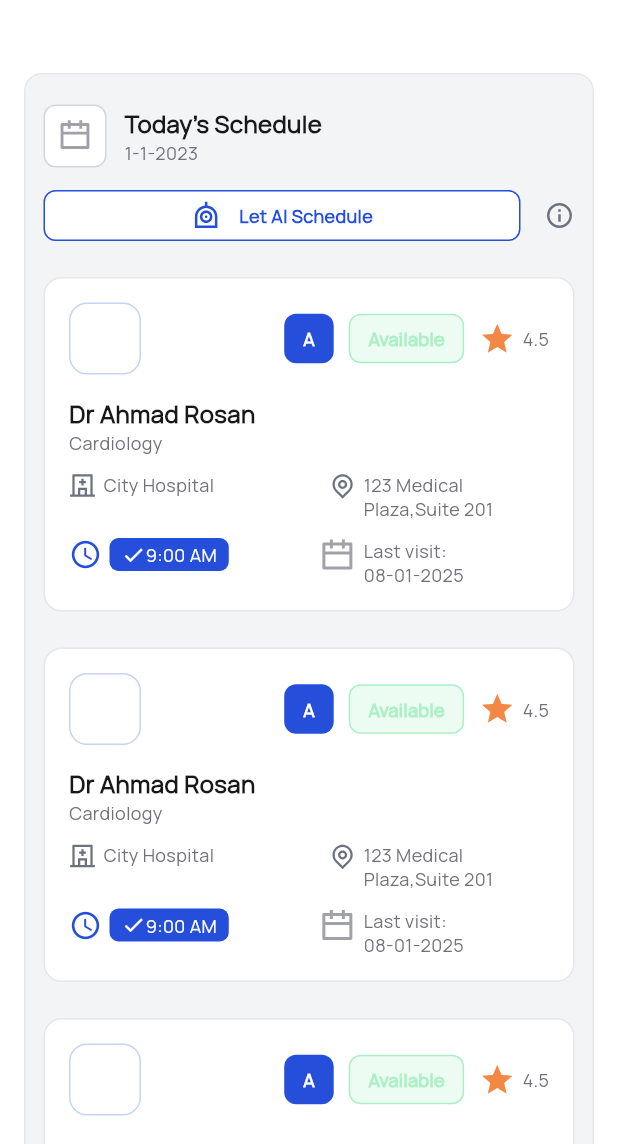
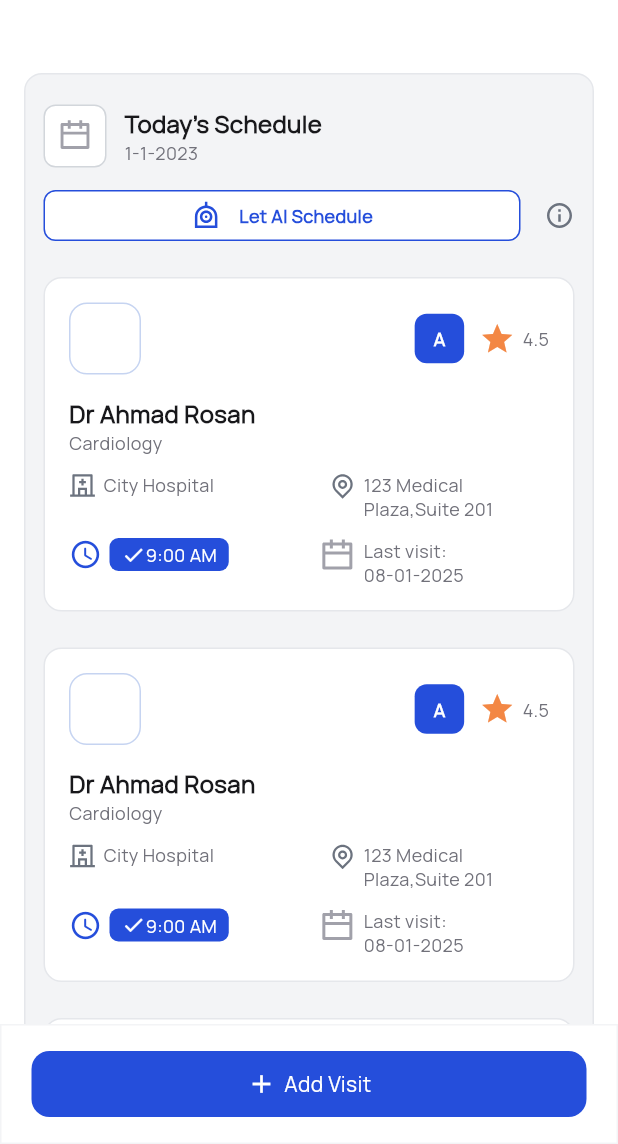
Before and after one commit to omaralitk/rep_visit, a Flutter app: the SchedulePage screen opened directly, on a phone screen of 412 x 824 dp, the part 92-1236 px from its top. Run offline on Flutter 3.47's test engine with Material 3 defaults, Android fonts, the phone set to English and light mode, and no system bars; our stand-ins replace cached_network_image, easy_localization, flutter_screenutil, flutter_svg, get_it, shared_preferences; accounts and stored records are empty; network calls fail; statements that could not run were skipped.

Commit message:
add to git hub

```diff
--- a/lib/base/constants/asset_images.dart
+++ b/lib/base/constants/asset_images.dart
@@ -25,4 +25,5 @@ class AssetImages {
   static const String mapPin = "assets/images/svg/map_pin.svg";
   static const String timerIcon = "assets/images/svg/timer_icon.svg";
   static const String filterIcon = "assets/images/svg/filter_icon.svg";
+  static const String emptyImage = "assets/images/svg/empty_image.svg";
 }
--- a/lib/base/ui/widgets/button_widget.dart
+++ b/lib/base/ui/widgets/button_widget.dart
@@ -16,7 +16,7 @@ class ButtonWidget extends StatelessWidget {
       this.textSize,
       this.fontWeight,
       required this.onTap,
-      this.svg,
+      this.icon,
       this.svgWidth,
       this.borderColor});
 
@@ -29,7 +29,7 @@ class ButtonWidget extends StatelessWidget {
   final double? textSize;
   final FontWeight? fontWeight;
   final Function onTap;
-  final String? svg;
+  final Widget? icon;
   final double? svgWidth;
   final Color? borderColor;
 
@@ -38,7 +38,7 @@ class ButtonWidget extends StatelessWidget {
     return GestureDetector(
       child: Container(
         height: height ?? 44,
-        width: width ,
+        width: width,
         decoration: BoxDecoration(
           border: Border.all(
               color: borderColor != null ? borderColor! : Colors.transparent,
@@ -53,31 +53,31 @@ class ButtonWidget extends StatelessWidget {
           // ),
           // ],
           borderRadius: BorderRadius.circular(borderRadius ?? 12),
-
         ),
         child: Center(
-          child: svg != null
+          child: icon != null
               ? Row(
                   mainAxisAlignment: MainAxisAlignment.center,
                   children: [
+                    icon ?? const SizedBox(),
+                    const SizedBox(
+                      width: 5,
+                    ),
                     TextWidget(
                       text,
-                      textColor: textColor??AppColors.whiteColor,
-                      textSize: textSize??14,
+                      textColor: textColor ?? AppColors.whiteColor,
+                      textSize: textSize ?? 14,
                       fontWeight: fontWeight,
                     ),
-                 SizedBox(height: 5,),
-                    SvgPicture.asset(
-                      svg!,
-                      width: svgWidth,
-                    )
+
+
                   ],
                 )
               : TextWidget(
                   text,
                   textColor: textColor,
-                  textSize: textSize??14,
-                  fontWeight: fontWeight??FontWeight.w700,
+                  textSize: textSize ?? 14,
+                  fontWeight: fontWeight ?? FontWeight.w700,
                 ),
         ),
       ),
--- a/lib/screens/doctors_screen/models/doctors_model.dart
+++ b/lib/screens/doctors_screen/models/doctors_model.dart
@@ -9,58 +9,64 @@ DoctorsModel doctorsModelFromJson(String str) => DoctorsModel.fromJson(json.deco
 String doctorsModelToJson(DoctorsModel data) => json.encode(data.toJson());
 
 class DoctorsModel {
-  int? success;
+  int? status;
+  String? msg;
   List<Doctor>? data;
 
   DoctorsModel({
-    required this.success,
-    required this.data,
+    this.status,
+    this.msg,
+    this.data,
   });
 
   factory DoctorsModel.fromJson(Map<String, dynamic> json) => DoctorsModel(
-    success: json["success"],
+    status: json["status"],
+    msg: json["msg"],
     data: List<Doctor>.from(json["data"].map((x) => Doctor.fromJson(x))),
   );
 
   Map<String, dynamic> toJson() => {
-    "success": success,
-    "data": List<dynamic>.from(data!.map((x) => x.toJson())),
+    "status": status,
+    "msg": msg,
+    "data": List<dynamic>.from(data?.map((x) => x.toJson())??[]),
   };
 }
 
 class Doctor {
-  int id;
-  String name;
-  String speciality;
-  String hospitalName;
-  String address;
-  String status;
-  String datumClass;
-  String rating;
-  String availableTime;
-  String availableDays;
-  String lastVisit;
-  String latitude;
-  String longitude;
-  DateTime createdAt;
-  DateTime updatedAt;
+  int? id;
+  String? name;
+  String? speciality;
+  String? hospitalName;
+  String? address;
+  dynamic image;
+  String? status;
+  String? datumClass;
+  dynamic rating;
+  dynamic availableTime;
+  dynamic availableDays;
+  dynamic lastVisit;
+  String? latitude;
+  String? longitude;
+  DateTime? createdAt;
+  DateTime? updatedAt;
 
   Doctor({
-    required this.id,
-    required this.name,
-    required this.speciality,
-    required this.hospitalName,
-    required this.address,
-    required this.status,
-    required this.datumClass,
-    required this.rating,
-    required this.availableTime,
-    required this.availableDays,
-    required this.lastVisit,
-    required this.latitude,
-    required this.longitude,
-    required this.createdAt,
-    required this.updatedAt,
+    this.id,
+    this.name,
+    this.speciality,
+    this.hospitalName,
+    this.address,
+    this.image,
+    this.status,
+    this.datumClass,
+    this.rating,
+    this.availableTime,
+    this.availableDays,
+    this.lastVisit,
+    this.latitude,
+    this.longitude,
+    this.createdAt,
+    this.updatedAt,
   });
 
   factory Doctor.fromJson(Map<String, dynamic> json) => Doctor(
@@ -69,12 +75,13 @@ class Doctor {
     speciality: json["speciality"],
     hospitalName: json["hospital_name"],
     address: json["address"],
+    image: json["image"],
     status: json["status"],
     datumClass: json["class"],
     rating: json["rating"],
     availableTime: json["available_time"],
     availableDays: json["available_days"],
-    lastVisit:json["last_visit"],
+    lastVisit: json["last_visit"],
     latitude: json["latitude"],
     longitude: json["longitude"],
     createdAt: DateTime.parse(json["created_at"]),
@@ -87,6 +94,7 @@ class Doctor {
     "speciality": speciality,
     "hospital_name": hospitalName,
     "address": address,
+    "image": image,
     "status": status,
     "class": datumClass,
     "rating": rating,
@@ -95,7 +103,7 @@ class Doctor {
     "last_visit": lastVisit,
     "latitude": latitude,
     "longitude": longitude,
-    "created_at": createdAt.toIso8601String(),
-    "updated_at": updatedAt.toIso8601String(),
+    "created_at": createdAt?.toIso8601String(),
+    "updated_at": updatedAt?.toIso8601String(),
   };
 }
--- a/lib/screens/doctors_screen/providers/doctors_provider.dart
+++ b/lib/screens/doctors_screen/providers/doctors_provider.dart
@@ -13,7 +13,7 @@ class DoctorsProvider extends ChangeNotifier {
     DoctorsRepo().getDoctors().then((val) {
       isLoading = false;
 
-      if (val.success == 1) {
+      if (val.status == 1) {
         doctorsList = val.data ?? [];
       } else {
         doctorsList.clear();
--- a/lib/screens/doctors_screen/repo/doctors_repo.dart
+++ b/lib/screens/doctors_screen/repo/doctors_repo.dart
@@ -6,13 +6,14 @@ import '../../../core/network/http_client.dart';
 class DoctorsRepo{
   Future<DoctorsModel> getDoctors() async {
     DoctorsModel doctorsModel =
-    DoctorsModel(success: 0, data:null,  );
+    DoctorsModel(status: 0, data:null,  );
     print("----------------------");
     final response =
     await httpClient.get(endPoint: EndPoints.doctorsList);
-    print("fffff ${response.response}");
+
     if (response.statusCode == 200) {
       doctorsModel = doctorsModelFromJson(response.response);
+
       return doctorsModel;
     } else {
 
--- a/lib/screens/home_screen/providers/home_provider.dart
+++ b/lib/screens/home_screen/providers/home_provider.dart
@@ -39,6 +39,7 @@ class HomeProvider extends ChangeNotifier {
         time=val?.data.nextVisit?.time??"";
         address=val?.data.nextVisit?.address??"";
         visits=val?.data.todaysVisits??[];
+
       } else {}
       notifyListeners();
     });
--- /dev/null
+++ b/lib/screens/schedule_screen/models/ai_schedule_mode.dart
@@ -0,0 +1,173 @@
+// To parse this JSON data, do
+//
+//     final aiSchedulModel = aiSchedulModelFromJson(jsonString);
+
+import 'dart:convert';
+
+AiSchedulModel aiSchedulModelFromJson(String str) => AiSchedulModel.fromJson(json.decode(str));
+
+String aiSchedulModelToJson(AiSchedulModel data) => json.encode(data.toJson());
+
+class AiSchedulModel {
+  int success;
+  List<Datum> data;
+
+  AiSchedulModel({
+    required this.success,
+    required this.data,
+  });
+
+  factory AiSchedulModel.fromJson(Map<String, dynamic> json) => AiSchedulModel(
+    success: json["success"],
+    data: List<Datum>.from(json["data"].map((x) => Datum.fromJson(x))),
+  );
+
+  Map<String, dynamic> toJson() => {
+    "success": success,
+    "data": List<dynamic>.from(data.map((x) => x.toJson())),
+  };
+}
+
+class Datum {
+  int id;
+  int userId;
+  int doctorId;
+  DateTime visitDate;
+  String status;
+  String visitTime;
+  dynamic endTime;
+  dynamic totalDuration;
+  DateTime createdAt;
+  DateTime updatedAt;
+  Doctor doctor;
+
+  Datum({
+    required this.id,
+    required this.userId,
+    required this.doctorId,
+    required this.visitDate,
+    required this.status,
+    required this.visitTime,
+    required this.endTime,
+    required this.totalDuration,
+    required this.createdAt,
+    required this.updatedAt,
+    required this.doctor,
+  });
+
+  factory Datum.fromJson(Map<String, dynamic> json) => Datum(
+    id: json["id"],
+    userId: json["user_id"],
+    doctorId: json["doctor_id"],
+    visitDate: DateTime.parse(json["visit_date"]),
+    status: json["status"],
+    visitTime: json["visit_time"],
+    endTime: json["end_time"],
+    totalDuration: json["total_duration"],
+    createdAt: DateTime.parse(json["created_at"]),
+    updatedAt: DateTime.parse(json["updated_at"]),
+    doctor: Doctor.fromJson(json["doctor"]),
+  );
+
+  Map<String, dynamic> toJson() => {
+    "id": id,
+    "user_id": userId,
+    "doctor_id": doctorId,
+    "visit_date": "${visitDate.year.toString().padLeft(4, '0')}-${visitDate.month.toString().padLeft(2, '0')}-${visitDate.day.toString().padLeft(2, '0')}",
+    "status": status,
+    "visit_time": visitTime,
+    "end_time": endTime,
+    "total_duration": totalDuration,
+    "created_at": createdAt.toIso8601String(),
+    "updated_at": updatedAt.toIso8601String(),
+    "doctor": doctor.toJson(),
+  };
+}
+
+class Doctor {
+  int id;
+  int companyId;
+  String name;
+  String speciality;
+  String hospitalName;
+  String address;
+  dynamic phone;
+  dynamic email;
+  dynamic image;
+  String status;
+  String doctorClass;
+  dynamic rating;
+  dynamic availableTime;
+  dynamic availableDays;
+  dynamic lastVisit;
+  String latitude;
+  String longitude;
+  DateTime createdAt;
+  DateTime updatedAt;
+
+  Doctor({
+    required this.id,
+    required this.companyId,
+    required this.name,
+    required this.speciality,
+    required this.hospitalName,
+    required this.address,
+    required this.phone,
+    required this.email,
+    required this.image,
+    required this.status,
+    required this.doctorClass,
+    required this.rating,
+    required this.availableTime,
+    required this.availableDays,
+    required this.lastVisit,
+    required this.latitude,
+    required this.longitude,
+    required this.createdAt,
+    required this.updatedAt,
+  });
+
+  factory Doctor.fromJson(Map<String, dynamic> json) => Doctor(
+    id: json["id"],
+    companyId: json["company_id"],
+    name: json["name"],
+    speciality: json["speciality"],
+    hospitalName: json["hospital_name"],
+    address: json["address"],
+    phone: json["phone"],
+    email: json["email"],
+    image: json["image"],
+    status: json["status"],
+    doctorClass: json["class"],
+    rating: json["rating"],
+    availableTime: json["available_time"],
+    availableDays: json["available_days"],
+    lastVisit: json["last_visit"],
+    latitude: json["latitude"],
+    longitude: json["longitude"],
+    createdAt: DateTime.parse(json["created_at"]),
+    updatedAt: DateTime.parse(json["updated_at"]),
+  );
+
+  Map<String, dynamic> toJson() => {
+    "id": id,
+    "company_id": companyId,
+    "name": name,
+    "speciality": speciality,
+    "hospital_name": hospitalName,
+    "address": address,
+    "phone": phone,
+    "email": email,
+    "image": image,
+    "status": status,
+    "class": doctorClass,
+    "rating": rating,
+    "available_time": availableTime,
+    "available_days": availableDays,
+    "last_visit": lastVisit,
+    "latitude": latitude,
+    "longitude": longitude,
+    "created_at": createdAt.toIso8601String(),
+    "updated_at": updatedAt.toIso8601String(),
+  };
+}
--- /dev/null
+++ b/lib/screens/schedule_screen/repo/ai_schedule_repo.dart
@@ -0,0 +1,3 @@
+class AiScheduleRepo{
+
+}
--- a/lib/screens/schedule_screen/ui/schedule_screen.dart
+++ b/lib/screens/schedule_screen/ui/schedule_screen.dart
@@ -6,6 +6,7 @@ import 'package:rep_visit/base/constants/dimensions.dart';
 import 'package:rep_visit/base/ui/widgets/main_header.dart';
 
 import '../../../base/constants/asset_images.dart';
+import '../../../base/ui/widgets/button_widget.dart';
 import '../../../base/ui/widgets/text_widget.dart';
 
 class ScheduleScreen extends StatelessWidget {
@@ -32,7 +33,9 @@ class _SchedulePageState extends State<SchedulePage> {
         title: MainHeader(
             title: "Schedule", subTitle: "Manage your visit schedule"),
       ),
-      body: Padding(
+      body: Stack(
+        children: [
+          Padding(
             padding: const EdgeInsets.symmetric(horizontal: 16),
             child: SingleChildScrollView(
               child: Column(
@@ -46,8 +49,8 @@ class _SchedulePageState extends State<SchedulePage> {
                         border: Border.all(color: AppColors.grey200),
                         borderRadius: BorderRadius.circular(12)),
                     child: Padding(
-                  padding:
-                      const EdgeInsets.symmetric(horizontal: 12, vertical: 20),
+                      padding: const EdgeInsets.symmetric(
+                          horizontal: 12, vertical: 20),
                       child: Column(
                         children: [
                           Row(
@@ -58,10 +61,12 @@ class _SchedulePageState extends State<SchedulePage> {
                                 decoration: BoxDecoration(
                                     color: AppColors.whiteColor,
                                     borderRadius: BorderRadius.circular(8),
-                                border: Border.all(color: AppColors.grey300)),
+                                    border:
+                                        Border.all(color: AppColors.grey300)),
                                 child: Padding(
                                   padding: const EdgeInsets.all(8.0),
-                              child: SvgPicture.asset(AssetImages.scheduleIcon),
+                                  child: SvgPicture.asset(
+                                      AssetImages.scheduleIcon),
                                 ),
                               ),
                               const SizedBox(
@@ -100,13 +105,14 @@ class _SchedulePageState extends State<SchedulePage> {
                                   decoration: BoxDecoration(
                                       color: AppColors.whiteColor,
                                       borderRadius: BorderRadius.circular(8),
-                                  border:
-                                      Border.all(color: AppColors.mainColor)),
+                                      border: Border.all(
+                                          color: AppColors.mainColor)),
                                   child: Padding(
                                     padding:
                                         const EdgeInsets.symmetric(vertical: 6),
                                     child: Row(
-                                  mainAxisAlignment: MainAxisAlignment.center,
+                                      mainAxisAlignment:
+                                          MainAxisAlignment.center,
                                       children: [
                                         SvgPicture.asset(AssetImages.aiIcon),
                                         const SizedBox(
@@ -147,6 +153,50 @@ class _SchedulePageState extends State<SchedulePage> {
                 ],
               ),
             ),
+          ),
+          Positioned(
+            bottom: 0,
+            right: 0,
+            left: 0,
+            child: Container(
+              width: Dimensions.fullWidth(context),
+              height: 80,
+              decoration: BoxDecoration(
+                  color: AppColors.whiteColor,
+                  border: Border.all(color: AppColors.grey100)),
+              child: Center(
+                child: Padding(
+                  padding: const EdgeInsets.symmetric(horizontal: 20),
+                  child: ButtonWidget(
+                    text: "Add Visit",
+                    icon: Icon(
+                      Icons.add,
+                      color: AppColors.whiteColor,
+                      size: 20,
+                    ),
+                    onTap: () {
+
+                      showModalBottomSheet(
+                          context: context,
+                          isScrollControlled: true,
+                          builder: (context) {
+                            return Container(
+                              width: Dimensions.fullWidth(context),
+                              height: Dimensions.fullHeight(context) * 0.9,
+                              color: AppColors.whiteColor,
+                              // child: SingleChildScrollView(
+                              //   child:,
+                              // ),
+                            );
+                          });
+                    },
+                    textColor: AppColors.whiteColor,
+                  ),
+                ),
+              ),
+            ),
+          )
+        ],
       ),
     );
   }
@@ -189,27 +239,6 @@ class _SchedulePageState extends State<SchedulePage> {
                             textSize: 12,
                             fontWeight: FontWeight.w700,
                             textColor: AppColors.whiteColor,
-                          ),
-                        ),
-                      ),
-                      const SizedBox(
-                        width: 10,
-                      ),
-                      Container(
-                        height: 33,
-                        decoration: BoxDecoration(
-                            color: AppColors.success50,
-                            border: Border.all(color: AppColors.success200),
-                            borderRadius: BorderRadius.circular(8)),
-                        child: Padding(
-                          padding: const EdgeInsets.symmetric(horizontal: 12),
-                          child: Center(
-                            child: TextWidget(
-                              "Available",
-                              textSize: 12,
-                              fontWeight: FontWeight.w700,
-                              textColor: AppColors.success200,
-                            ),
                           ),
                         ),
                       ),
@@ -261,7 +290,9 @@ class _SchedulePageState extends State<SchedulePage> {
                     crossAxisAlignment: CrossAxisAlignment.start,
                     children: [
                       SvgPicture.asset(AssetImages.hospitalIcon),
-                      const SizedBox(width: 5,),
+                      const SizedBox(
+                        width: 5,
+                      ),
                       TextWidget(
                         "City Hospital",
                         textSize: 12,
@@ -274,7 +305,9 @@ class _SchedulePageState extends State<SchedulePage> {
                     crossAxisAlignment: CrossAxisAlignment.start,
                     children: [
                       SvgPicture.asset(AssetImages.mapPin),
-                      const SizedBox(width: 5,),
+                      const SizedBox(
+                        width: 5,
+                      ),
                       SizedBox(
                         width: Dimensions.fullWidth(context) * 0.3,
                         child: TextWidget(
@@ -299,8 +332,14 @@ class _SchedulePageState extends State<SchedulePage> {
                     crossAxisAlignment: CrossAxisAlignment.start,
                     children: [
                       // SvgPicture.asset(AssetImages.timerIcon),
-                     Icon(Icons.access_time_rounded,color: AppColors.mainColor,size: 22,),
-                      const SizedBox(width: 5,),
+                      Icon(
+                        Icons.access_time_rounded,
+                        color: AppColors.mainColor,
+                        size: 22,
+                      ),
+                      const SizedBox(
+                        width: 5,
+                      ),
                       Container(
                         height: 22,
                         decoration: BoxDecoration(
@@ -311,7 +350,11 @@ class _SchedulePageState extends State<SchedulePage> {
                           padding: const EdgeInsets.symmetric(horizontal: 8.0),
                           child: Row(
                             children: [
-                              Icon(Icons.check,color: AppColors.whiteColor,size: 16,),
+                              Icon(
+                                Icons.check,
+                                color: AppColors.whiteColor,
+                                size: 16,
+                              ),
                               TextWidget(
                                 "9:00 AM",
                                 textSize: 12,
@@ -328,7 +371,9 @@ class _SchedulePageState extends State<SchedulePage> {
                     crossAxisAlignment: CrossAxisAlignment.start,
                     children: [
                       SvgPicture.asset(AssetImages.scheduleIcon),
-                      const SizedBox(width: 5,),
+                      const SizedBox(
+                        width: 5,
+                      ),
                       SizedBox(
                         width: Dimensions.fullWidth(context) * 0.3,
                         child: TextWidget(
```
Also changed, not shown: lib/base/ui/widgets/bottom_nav_bar.dart (+1 -7 lines), lib/screens/doctors_screen/ui/doctors_screen.dart (+32 -32 lines), lib/screens/splash_screen/ui/splash_screen.dart (+7 -0 lines), assets/images/svg/empty_image.svg (added). Lines whose indentation alone changed are shown as unchanged.
